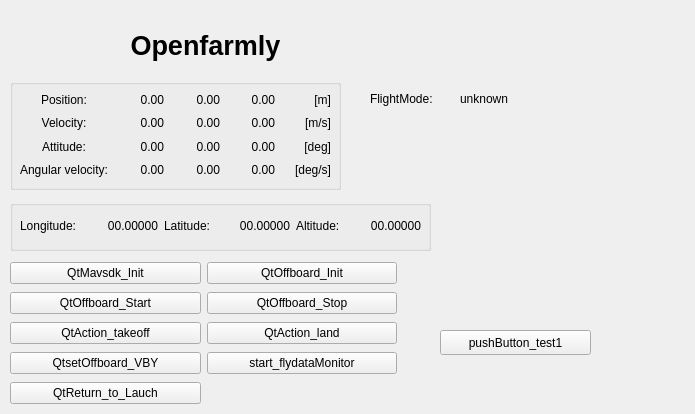
This is widget.ui in UAVOB-avoidproj/Openfarmly_Server as Qt 5 draws it before an edit. The edited form follows.
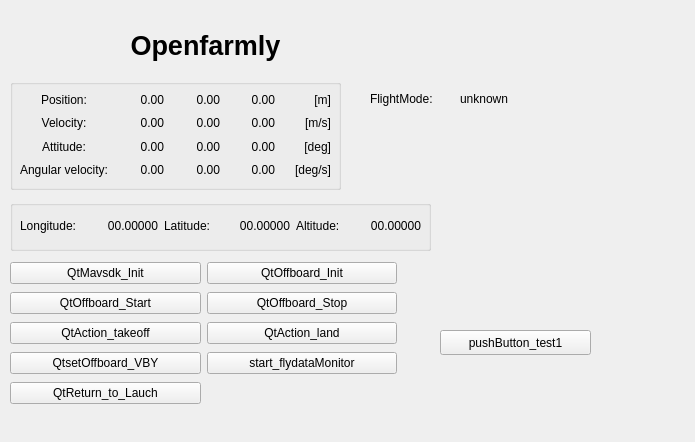
This is the edited form. Icons and pictures are not drawn.

```diff
--- a/widget.ui
+++ b/widget.ui
@@ -7,7 +7,7 @@
     <x>0</x>
     <y>0</y>
     <width>695</width>
-    <height>414</height>
+    <height>442</height>
    </rect>
   </property>
   <property name="windowTitle">
```
